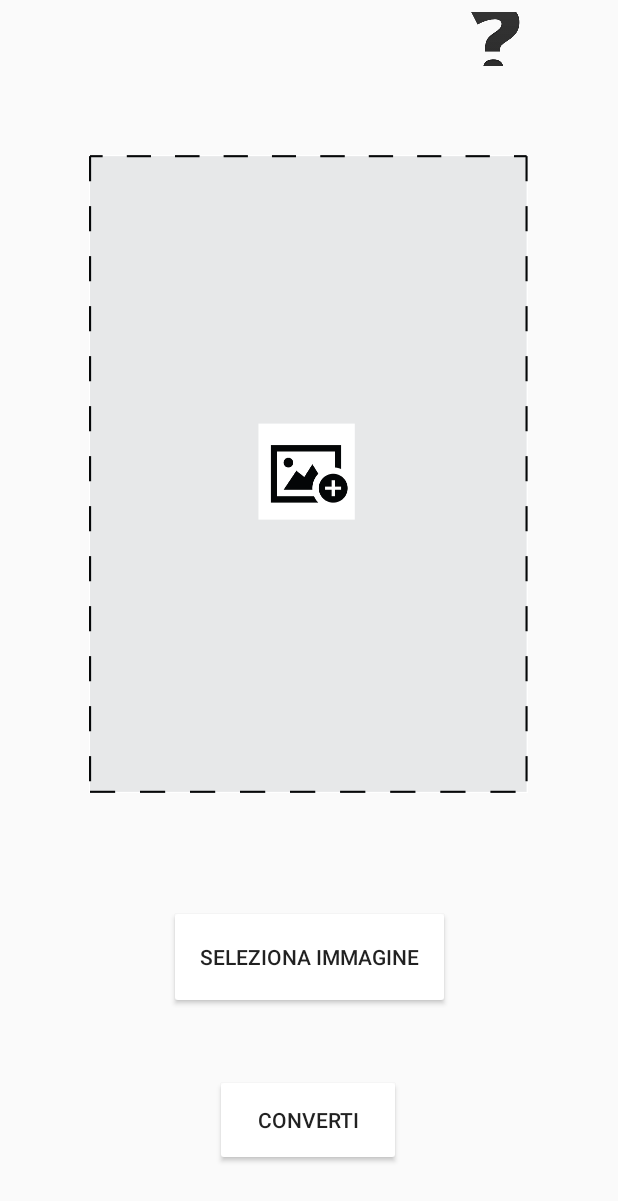
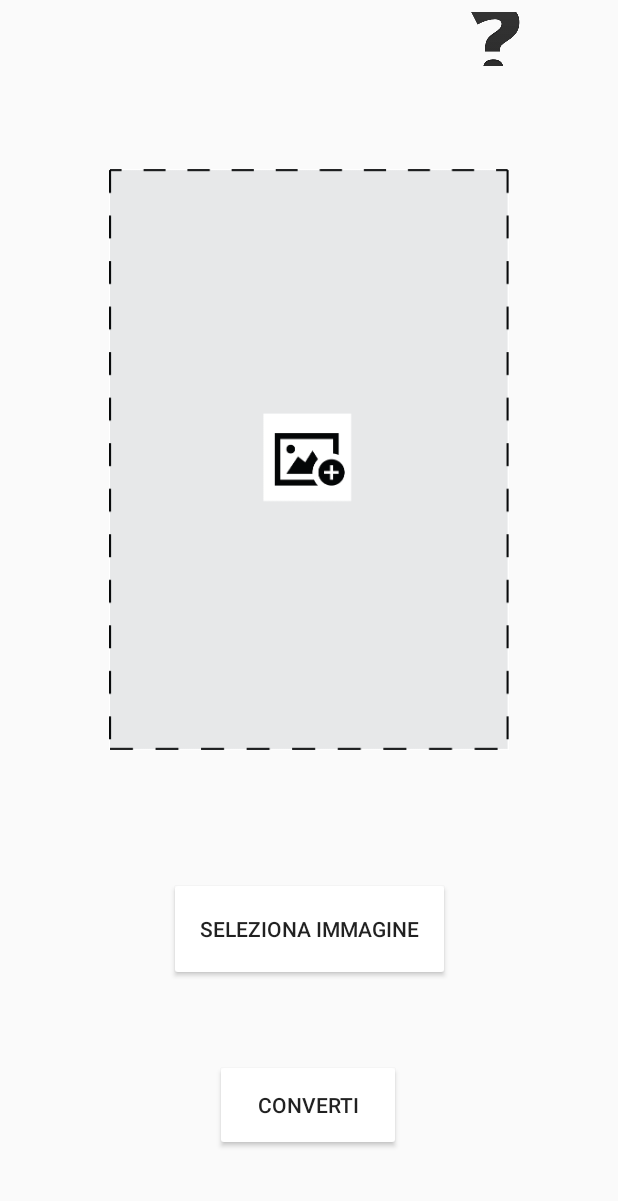
Before and after one commit to ale-mazz/LEGO-Print3r, an Android app: the screen it shows after launch (GalleryActivity), on a phone screen of 412 x 824 dp. Shown: the top 1201 px of the screen. Run offline under Robolectric (Android 15) with nearby library versions, the phone set to English and light mode, and no system bars.

```diff
--- a/app/src/main/res/layout/activity_gallery.xml
+++ b/app/src/main/res/layout/activity_gallery.xml
@@ -25,8 +25,8 @@
 
     <android.support.v7.widget.AppCompatImageView
         android:id="@+id/normalImageView"
-        android:layout_width="wrap_content"
-        android:layout_height="wrap_content"
+        android:layout_width="369dp"
+        android:layout_height="387dp"
         android:layout_marginStart="8dp"
         android:layout_marginTop="80dp"
         android:layout_marginEnd="8dp"
```
